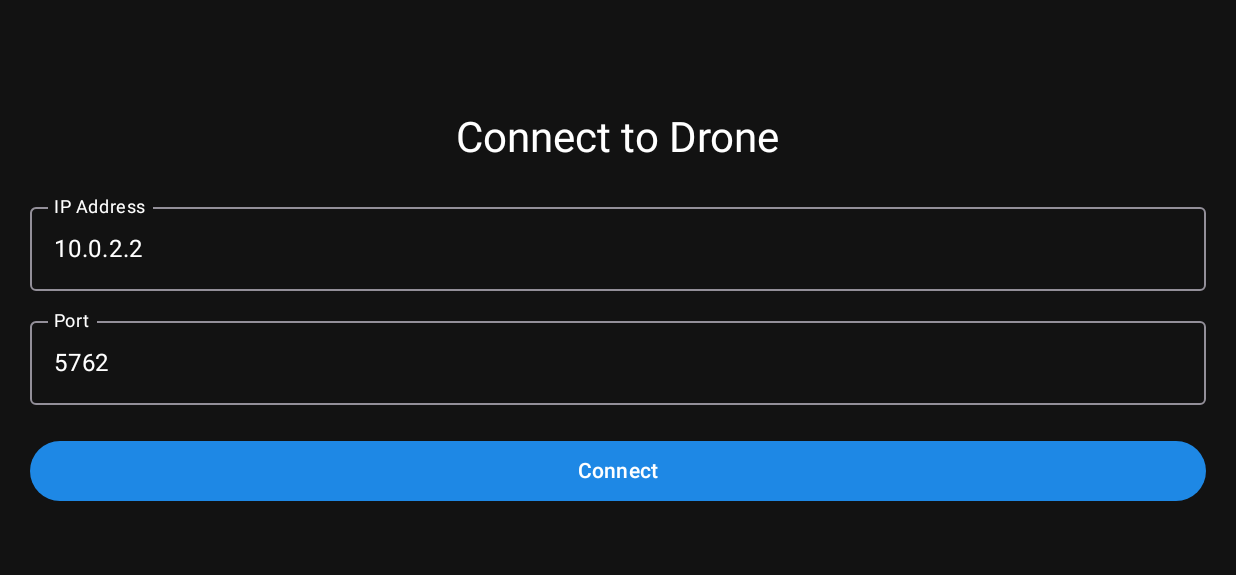
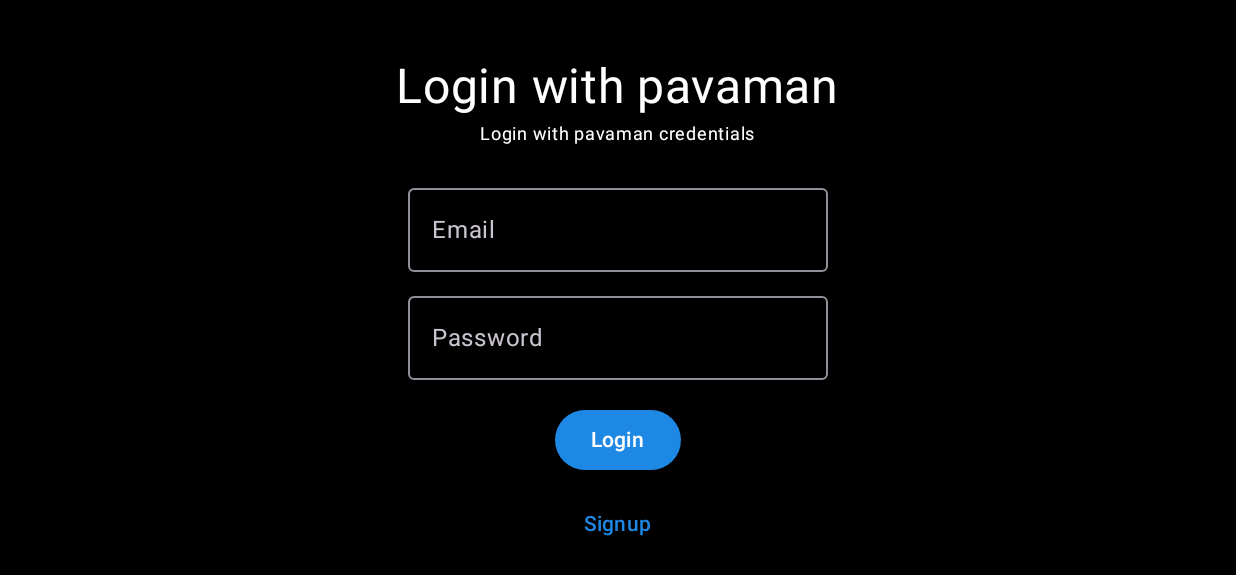
Before and after one commit to Hrushikesh-Gangisetty/SampleGCS, an Android app built with Jetpack Compose: the screen it shows after launch (MainActivity), on a phone screen of 824 x 412 dp (held sideways). Shown: the top 575 px of the screen. Run offline under Robolectric (Android 15) with nearby library versions, the phone set to English and light mode, and no system bars; our stand-ins replace Firebase (no records; nobody signed in at launch, a user with empty details on screens opened directly), livedata-compose.

Commit message:
feat: Update navigation flow for authentication
This commit updates the navigation flow of the application to meet the user's requirements.

The changes include:
- Setting the login screen as the initial screen of the application.
- Navigating to the connection page upon successful login or signup.
- Adding a "Signup" button to the login screen that navigates to the signup page.
- Ensuring the app remains in landscape mode.

```diff
--- a/app/src/main/java/com/example/aerogcsclone/authentication/LoginPage.kt
+++ b/app/src/main/java/com/example/aerogcsclone/authentication/LoginPage.kt
@@ -25,6 +25,7 @@ import androidx.compose.ui.platform.LocalContext
 import androidx.compose.ui.unit.dp
 import androidx.compose.ui.unit.sp
 import androidx.navigation.NavController
+import com.example.aerogcsclone.navigation.Screen
 
 @Composable
 fun LoginPage(modifier: Modifier = Modifier,navController: NavController, authViewModel: AuthViewModel){
@@ -38,7 +39,7 @@ fun LoginPage(modifier: Modifier = Modifier,navController: NavController, authVi
     val context = LocalContext.current
     LaunchedEffect(authState.value) {
         when (authState.value) {
-            is AuthState.Authenticated -> navController.navigate(route = "home")
+            is AuthState.Authenticated -> navController.navigate(Screen.Connection.route)
             is AuthState.Error -> Toast.makeText(context, (authState.value as AuthState.Error).message, Toast.LENGTH_SHORT).show()
             else -> Unit
 
@@ -122,13 +123,13 @@ fun LoginPage(modifier: Modifier = Modifier,navController: NavController, authVi
 
         TextButton(onClick = {
 
-            navController.navigate(route = "signup")
+            navController.navigate(Screen.Signup.route)
 
 
 
         }) {
 
-            Text(text = "Forgot Password, Signup")
+            Text(text = "Signup")
 
         }
 
--- a/app/src/main/java/com/example/aerogcsclone/authentication/SignupPage.kt
+++ b/app/src/main/java/com/example/aerogcsclone/authentication/SignupPage.kt
@@ -25,6 +25,7 @@ import androidx.compose.ui.platform.LocalContext
 import androidx.compose.ui.unit.dp
 import androidx.compose.ui.unit.sp
 import androidx.navigation.NavController
+import com.example.aerogcsclone.navigation.Screen
 
 @Composable
 
@@ -52,7 +53,7 @@ fun SignupPage(modifier: Modifier = Modifier,navController: NavController, authV
 
         when (authState.value) {
 
-            is AuthState.Authenticated -> navController.navigate(route = "home")
+            is AuthState.Authenticated -> navController.navigate(Screen.Connection.route)
 
             is AuthState.Error -> Toast.makeText(context, (authState.value as AuthState.Error).message, Toast.LENGTH_SHORT).show()
 
--- a/app/src/main/java/com/example/aerogcsclone/navigation/AppNavGraph.kt
+++ b/app/src/main/java/com/example/aerogcsclone/navigation/AppNavGraph.kt
@@ -6,19 +6,38 @@ import androidx.navigation.NavHostController
 import androidx.navigation.compose.NavHost
 import androidx.navigation.compose.composable
 import com.example.aerogcsclone.Telemetry.SharedViewModel
+import com.example.aerogcsclone.authentication.AuthViewModel
+import com.example.aerogcsclone.authentication.LoginPage
+import com.example.aerogcsclone.authentication.SignupPage
 import com.example.aerogcsclone.uiconnection.ConnectionPage
 import com.example.aerogcsclone.uimain.MainPage
 
 sealed class Screen(val route: String) {
     object Connection : Screen("connection")
     object Main : Screen("main")
+    object Login : Screen("login")
+    object Signup : Screen("signup")
 }
 
 @Composable
 fun AppNavGraph(navController: NavHostController) {
     val sharedViewModel: SharedViewModel = viewModel()
+    val authViewModel: AuthViewModel = viewModel()
 
-    NavHost(navController = navController, startDestination = Screen.Connection.route) {
+
+    NavHost(navController = navController, startDestination = Screen.Login.route) {
+        composable(Screen.Login.route) {
+            LoginPage(
+                navController = navController,
+                authViewModel = authViewModel
+            )
+        }
+        composable(Screen.Signup.route) {
+            SignupPage(
+                navController = navController,
+                authViewModel = authViewModel
+            )
+        }
         composable(Screen.Connection.route) {
             ConnectionPage(
                 navController = navController,
```
